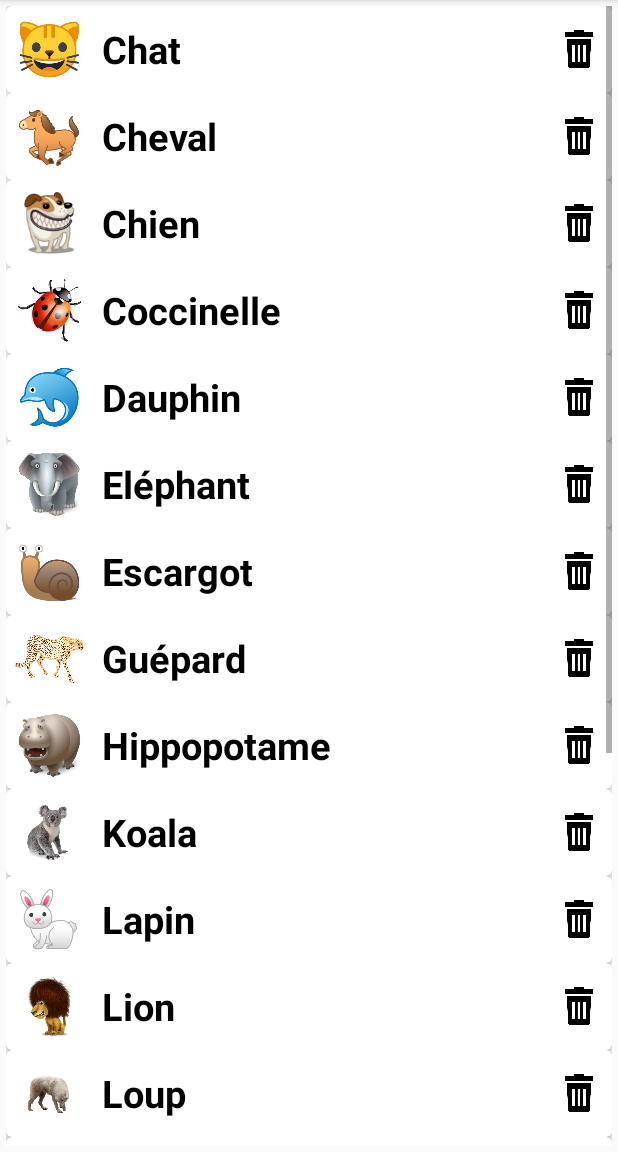
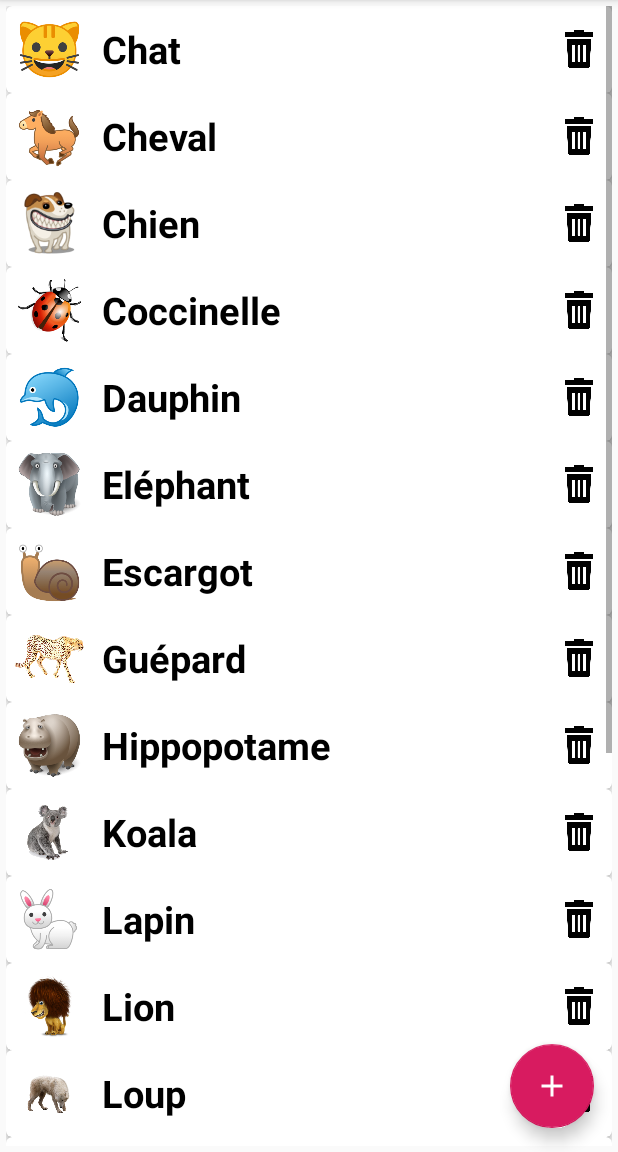
Before and after one commit to gallosalocin/Test-OC, an Android app: the AnimalsList screen opened directly, with no data from a screen before it, on a phone screen of 412 x 824 dp, the part 84-1236 px from its top. Run offline under Robolectric (Android 15) with nearby library versions, the phone set to English and light mode, and no system bars.

Commit message:
- Add Fab for add random animal from list. - Optimise the code.

```diff
--- a/app/build.gradle
+++ b/app/build.gradle
@@ -24,6 +24,7 @@ dependencies {
     implementation 'androidx.constraintlayout:constraintlayout:1.1.3'
     implementation 'com.android.support:recyclerview-v7:28.0.0'
     implementation 'com.android.support:cardview-v7:28.0.0'
+    implementation 'com.android.support:design:28.0.0'
     testImplementation 'junit:junit:4.13'
     androidTestImplementation 'androidx.test.ext:junit:1.1.1'
     androidTestImplementation 'androidx.test.espresso:espresso-core:3.2.0'
--- a/app/src/main/java/com/gallosalocin/testoc/AnimalsDetails.java
+++ b/app/src/main/java/com/gallosalocin/testoc/AnimalsDetails.java
@@ -16,10 +16,10 @@ public class AnimalsDetails extends AppCompatActivity {
 
 
         Intent intent = getIntent();
-        AnimalsCardView animalsList = intent.getParcelableExtra("Animal Detail");
+        AnimalsCardView animalsCardView = intent.getParcelableExtra("Animal Detail");
 
-        int imageRes = animalsList.getImageResource();
-        String name = animalsList.getName();
+        int imageRes = animalsCardView.getImageResource();
+        String name = animalsCardView.getName();
 
         ImageView imageView = findViewById(R.id.animals_details_imageView);
         imageView.setImageResource(imageRes);
--- a/app/src/main/java/com/gallosalocin/testoc/AnimalsList.java
+++ b/app/src/main/java/com/gallosalocin/testoc/AnimalsList.java
@@ -9,10 +9,14 @@ import android.content.DialogInterface;
 import android.content.Intent;
 import android.graphics.drawable.Drawable;
 import android.os.Bundle;
+import android.view.View;
+
+import com.google.android.material.floatingactionbutton.FloatingActionButton;
 
 import java.util.ArrayList;
 import java.util.Collections;
 import java.util.Comparator;
+import java.util.Random;
 
 public class AnimalsList extends AppCompatActivity {
     private ArrayList<AnimalsCardView> mAnimalsArrayList;
@@ -20,6 +24,7 @@ public class AnimalsList extends AppCompatActivity {
     private AnimalsAdapter mAdapter;
     private RecyclerView.LayoutManager mLayoutManager;
     private AnimalsList mAnimalsListActivity;
+    private FloatingActionButton mFab;
 
     @Override
     protected void onCreate(Bundle savedInstanceState) {
@@ -28,7 +33,24 @@ public class AnimalsList extends AppCompatActivity {
 
         createAnimalsList();
         buildRecyclerView();
+        configFab();
 
+    }
+
+    public void configFab() {
+        mFab = findViewById(R.id.activity_animals_list_fab);
+        mFab.setOnClickListener(new View.OnClickListener() {
+            @Override
+            public void onClick(View view) {
+                addRandomItem();
+            }
+        });
+    }
+
+    public void addRandomItem() {
+        mAnimalsArrayList.add(mAnimalsArrayList.get(new Random().nextInt(mAnimalsArrayList.size())));
+        mAdapter.notifyDataSetChanged();
+        sortList();
     }
 
     public void removeItem(int position) {
@@ -59,6 +81,10 @@ public class AnimalsList extends AppCompatActivity {
         mAnimalsArrayList.add(new AnimalsCardView(R.drawable.renard_icon, "Renard"));
         mAnimalsArrayList.add(new AnimalsCardView(R.drawable.koala_icon, "Koala"));
 
+        sortList();
+    }
+
+    public void sortList() {
         Collections.sort(mAnimalsArrayList, new Comparator<AnimalsCardView>() {
             @Override
             public int compare(AnimalsCardView o1, AnimalsCardView o2) {
@@ -106,6 +132,5 @@ public class AnimalsList extends AppCompatActivity {
                 startActivity(intent);
             }
         });
-
     }
 }
--- /dev/null
+++ b/app/src/main/res/drawable/ic_add_white.xml
@@ -0,0 +1,5 @@
+<vector android:height="50dp" android:tint="#FFFFFF"
+    android:viewportHeight="24.0" android:viewportWidth="24.0"
+    android:width="50dp" xmlns:android="http://schemas.android.com/apk/res/android">
+    <path android:fillColor="#FF000000" android:pathData="M19,13h-6v6h-2v-6H5v-2h6V5h2v6h6v2z"/>
+</vector>
--- /dev/null
+++ b/app/src/main/res/drawable/ic_add_white_medium.xml
@@ -0,0 +1,5 @@
+<vector android:height="36dp" android:tint="#FFFFFF"
+    android:viewportHeight="24.0" android:viewportWidth="24.0"
+    android:width="36dp" xmlns:android="http://schemas.android.com/apk/res/android">
+    <path android:fillColor="#FF000000" android:pathData="M19,13h-6v6h-2v-6H5v-2h6V5h2v6h6v2z"/>
+</vector>
--- a/app/src/main/res/layout/activity_animals_list.xml
+++ b/app/src/main/res/layout/activity_animals_list.xml
@@ -14,4 +14,16 @@
         android:padding="4dp"
         android:scrollbars="vertical"/>
 
+    <com.google.android.material.floatingactionbutton.FloatingActionButton
+        android:id="@+id/activity_animals_list_fab"
+        android:layout_width="wrap_content"
+        android:layout_height="wrap_content"
+        android:layout_alignParentRight="true"
+        android:layout_alignParentBottom="true"
+        android:layout_alignParentEnd="true"
+        android:layout_margin="16dp"
+        android:src="@drawable/ic_add_white_medium"
+        android:clickable="true"/>
+
+
 </RelativeLayout>
```
